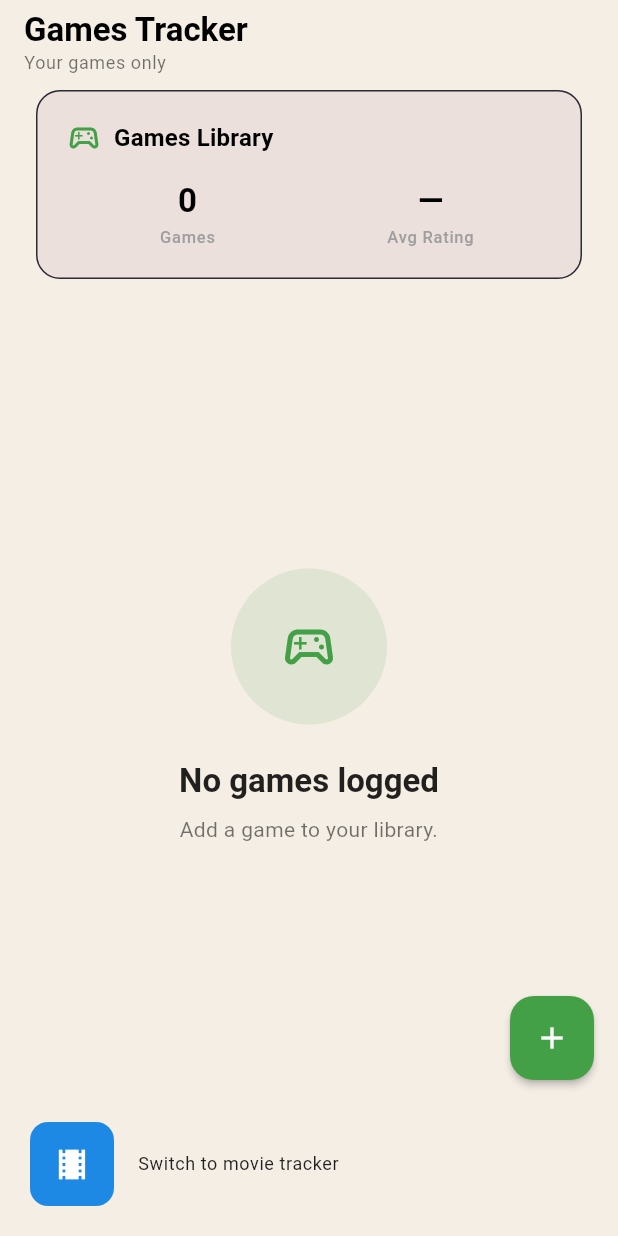
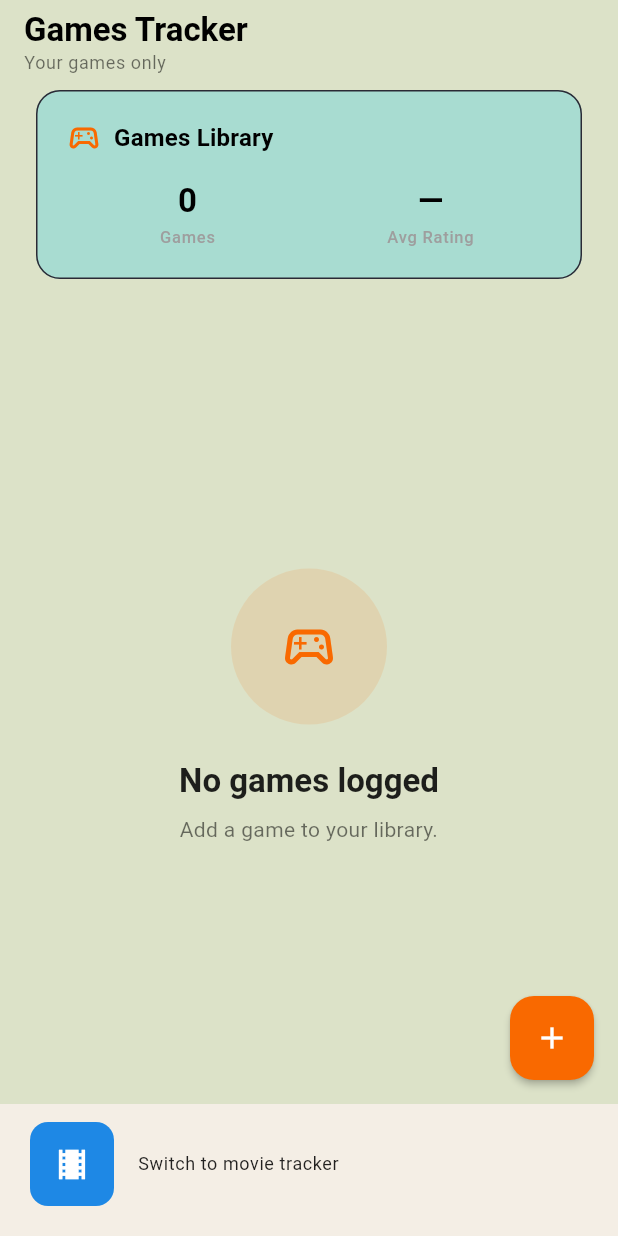
Before and after one commit to Ratib05/Entertainment_tracker_project, a Flutter app: the TrackerShell screen opened directly, after a tap on the "sports esports" icon, on a phone screen of 412 x 824 dp. Run offline on Flutter 3.47's test engine with Material 3 defaults, Android fonts, the phone set to English and light mode, and no system bars; our stand-ins replace dio, supabase_flutter; accounts and stored records are empty.

Commit message:
VS code problems resolved 1

```diff
--- a/frontend/lib/main.dart
+++ b/frontend/lib/main.dart
@@ -13,7 +13,7 @@
 
   await Supabase.initialize(
     url: 'https://gauoglgismrwxtwsdaci.supabase.co',
-    anonKey: 'eyJhbGciOiJIUzI1NiIsInR5cCI6IkpXVCJ9.eyJpc3MiOiJzdXBhYmFzZSIsInJlZiI6ImdhdW9nbGdpc21yd3h0d3NkYWNpIiwicm9sZSI6ImFub24iLCJpYXQiOjE3ODQ0NTY0OTksImV4cCI6MjEwMDAzMjQ5OX0.0NwaVZPSIEeuJ3_O7pxnex2H2yFL45IYzP9SP7ni-rI',
+    publishableKey: 'eyJhbGciOiJIUzI1NiIsInR5cCI6IkpXVCJ9.eyJpc3MiOiJzdXBhYmFzZSIsInJlZiI6ImdhdW9nbGdpc21yd3h0d3NkYWNpIiwicm9sZSI6ImFub24iLCJpYXQiOjE3ODQ0NTY0OTksImV4cCI6MjEwMDAzMjQ5OX0.0NwaVZPSIEeuJ3_O7pxnex2H2yFL45IYzP9SP7ni-rI',
   );
 
   runApp(const ReelLogApp());
--- a/frontend/lib/screens/games_screen.dart
+++ b/frontend/lib/screens/games_screen.dart
@@ -37,18 +37,18 @@
   @override
   Widget build(BuildContext context) {
     final theme = Theme.of(context);
-    // Use green as the accent color for games (different from movies' purple)
-    final accent = Colors.green.shade600;
+    // Game mode: Pumpkin Spice accent color
+    final accent = const Color(0xFFF96900);
 
     return Scaffold(
-      // Light beige background (contrasts with dark movies screen)
-      backgroundColor: const Color(0xFFF4EEE5),
+      // Game mode: Beige background
+      backgroundColor: const Color(0xFFDCE2C8),
 
       // ========== APP BAR ==========
       appBar: AppBar(
-        backgroundColor: const Color(0xFFF4EEE5),
+        backgroundColor: const Color(0xFFDCE2C8),
         foregroundColor: Colors.black,
-        surfaceTintColor: const Color(0xFFF4EEE5),
+        surfaceTintColor: const Color(0xFFDCE2C8),
         title: Column(
           crossAxisAlignment: CrossAxisAlignment.start,
           children: [
@@ -136,8 +136,8 @@
     final theme = Theme.of(context);
 
     return Card(
-      // Light tan/beige card background
-      color: const Color(0xFFEBE0DC),
+      // Game mode: Pearl Aqua card background
+      color: const Color(0xFFA8DCD1),
       child: Padding(
         padding: const EdgeInsets.all(20),
         child: Column(
@@ -258,14 +258,14 @@
             Container(
               padding: const EdgeInsets.all(32),
               decoration: BoxDecoration(
-                // Use green with low opacity
-                color: Colors.green.shade600.withValues(alpha: 0.12),
+                // Game mode: Pumpkin Spice with low opacity
+                color: const Color(0xFFF96900).withValues(alpha: 0.12),
                 shape: BoxShape.circle,
               ),
-              child: Icon(
+              child: const Icon(
                 Icons.sports_esports_outlined,
                 size: 40,
-                color: Colors.green.shade600,
+                color: Color(0xFFF96900), // Pumpkin Spice
               ),
             ),
 
--- a/frontend/lib/screens/login_screen.dart
+++ b/frontend/lib/screens/login_screen.dart
@@ -207,7 +207,7 @@
                     ),
                     if (_showSignUp) ...[
                       const SizedBox(height: 16),
-                      Consumer<AuthProvider>(builder: (context, _, __) {
+                      Consumer<AuthProvider>(builder: (context, _, _) {
                         return SizedBox(
                           height: 100,
                           child: SingleChildScrollView(
--- a/frontend/lib/screens/movies_screen.dart
+++ b/frontend/lib/screens/movies_screen.dart
@@ -29,18 +29,18 @@
   @override
   Widget build(BuildContext context) {
     final theme = Theme.of(context);
-    // Get the primary color from the theme's color scheme
-    final accent = theme.colorScheme.primary;
+    // Movie mode: Rosewood accent color
+    final accent = const Color(0xFFB9314F);
 
     return Scaffold(
-      // Dark background color
-      backgroundColor: Colors.black,
+      // Movie mode: Granite background
+      backgroundColor: const Color(0xFF3A4F41),
 
       // ========== APP BAR ==========
       appBar: AppBar(
-        backgroundColor: Colors.black,
+        backgroundColor: const Color(0xFF3A4F41),
         foregroundColor: Colors.white,
-        surfaceTintColor: Colors.black,
+        surfaceTintColor: const Color(0xFF3A4F41),
         title: Column(
           crossAxisAlignment: CrossAxisAlignment.start,
           children: [
@@ -130,8 +130,8 @@
     final theme = Theme.of(context);
 
     return Card(
-      // Dark card background
-      color: const Color(0xFF11131A),
+      // Movie mode: Rosy Taupe card background with Granite overlay
+      color: const Color(0xFF4A5F57),
       child: Padding(
         padding: const EdgeInsets.all(20),
         child: Column(
```
Also changed, not shown: frontend/lib/providers/entertainment_provider.dart (+4 -4 lines), frontend/lib/widgets/media_tile.dart (+5 -5 lines), 1 other file.
